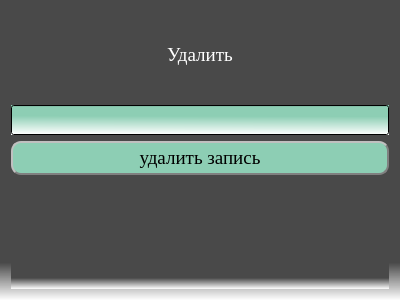
Before: the Qt Designer form Interface/Delete_dialog.ui in BackDad/Diploma_GB, drawn with Qt 5.
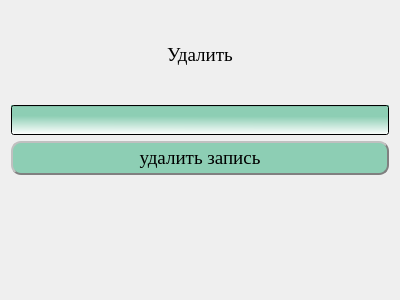
After: the same form once the commit is applied.

```diff
--- a/Interface/Delete_dialog.ui
+++ b/Interface/Delete_dialog.ui
@@ -14,8 +14,7 @@
    <string>Удаление записи</string>
   </property>
   <property name="styleSheet">
-   <string notr="true">
-background-color: qlineargradient(spread:pad, x1:0.483, y1:0, x2:0.483, y2:1, stop:0.875 rgba(73, 73, 73, 255), stop:1 rgba(255, 255, 255, 255));</string>
+   <string notr="true"/>
   </property>
   <layout class="QVBoxLayout" name="verticalLayout">
    <item>
@@ -30,7 +29,7 @@
       <enum>Qt::LeftToRight</enum>
      </property>
      <property name="styleSheet">
-      <string notr="true">color: rgb(255, 255, 255);
+      <string notr="true">color: rgb(0, 0, 0);
 background-color: rgba(255, 255, 255, 0);</string>
      </property>
      <property name="text">
```
